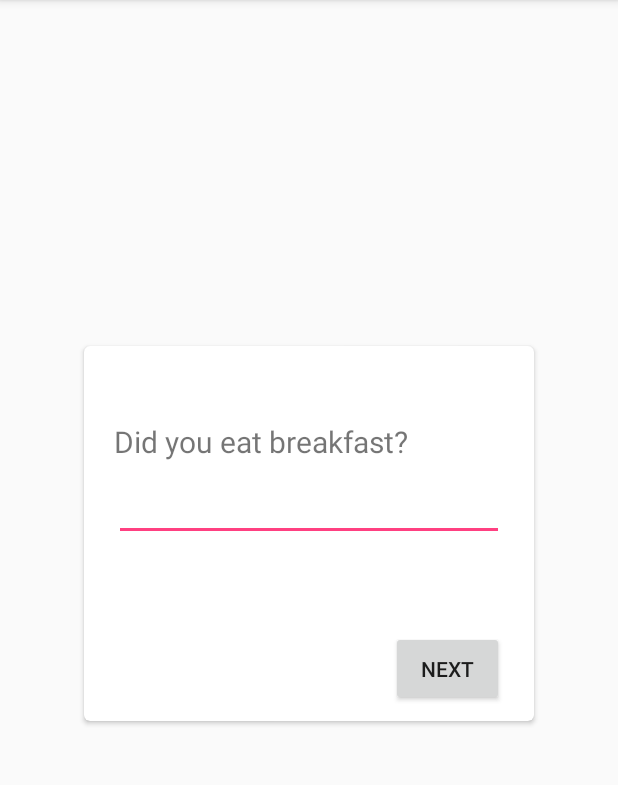
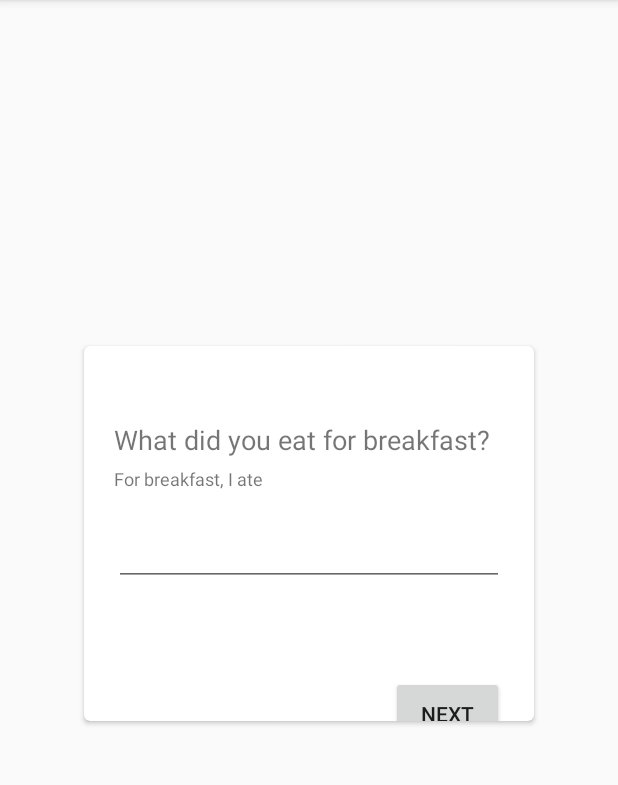
Before and after one commit to CampbellOwen/OneDayAtaTime, an Android app: the screen it shows after launch (MainActivity), on a phone screen of 412 x 824 dp, the part 84-869 px from its top. Run offline under Robolectric (Android 15) with nearby library versions, the phone set to English and light mode, and no system bars.

Commit message:
Edited main card - again

```diff
--- a/app/src/main/java/com/hoobleooble/onedayatatime/MainActivity.java
+++ b/app/src/main/java/com/hoobleooble/onedayatatime/MainActivity.java
@@ -6,6 +6,8 @@ import android.os.Bundle;
 import android.support.design.widget.FloatingActionButton;
 import android.support.design.widget.Snackbar;
 import android.support.v7.app.AppCompatActivity;
+import android.support.v7.widget.LinearLayoutManager;
+import android.support.v7.widget.RecyclerView;
 import android.support.v7.widget.Toolbar;
 import android.util.Log;
 import android.view.View;
@@ -16,7 +18,12 @@ import com.hoobleooble.onedayatatime.Model.DbHelper;
 import com.hoobleooble.onedayatatime.Model.Question;
 import com.hoobleooble.onedayatatime.Model.QuestionContract;
 
+import java.util.ArrayList;
+import java.util.List;
+
 public class MainActivity extends AppCompatActivity {
+
+    private List<Question> questions;
 
     @Override
     protected void onCreate(Bundle savedInstanceState) {
@@ -34,8 +41,17 @@ public class MainActivity extends AppCompatActivity {
             }
         });*/
 
+        RecyclerView rv = (RecyclerView) findViewById(R.id.rv);
+        LinearLayoutManager llm = new LinearLayoutManager(this);
+        rv.setLayoutManager(llm);
+
+
         DbHelper dbHelper = new DbHelper(this);
         SQLiteDatabase db = dbHelper.getWritableDatabase();
+
+        questions = new ArrayList<Question>();
+        questions.add(new Question(db, 1));
+        questions.add(new Question(db, 2));
 
         //dbHelper.onUpgrade(db, 1, 1);
 
--- a/app/src/main/res/layout/activity_main.xml
+++ b/app/src/main/res/layout/activity_main.xml
@@ -20,9 +20,15 @@
 
     </android.support.design.widget.AppBarLayout>
 
+    <android.support.v7.widget.RecyclerView
+        android:layout_width="match_parent"
+        android:layout_height="match_parent"
+        android:id="@+id/rv"
+        />
+
     <android.support.v7.widget.CardView
         xmlns:card_view="http://schemas.android.com/apk/res-auto"
-        android:id="@+id/card_view"
+        android:id="@+id/cv"
         android:layout_gravity="center"
         android:layout_width="300dp"
         android:layout_height="250dp"
@@ -32,14 +38,22 @@
             android:layout_width="match_parent"
             android:layout_height="match_parent">
             <TextView
-                android:id="@+id/info_text"
+                android:id="@+id/question"
                 android:layout_width="match_parent"
                 android:layout_height="30dp"
                 android:layout_gravity="start"
                 android:layout_marginStart="20dp"
                 android:layout_marginTop="50dp"
-                android:textSize="20dp"
-                android:text="Did you eat breakfast?"/>
+                android:textSize="18sp"
+                android:text="What did you eat for breakfast?"/>
+            <TextView
+                android:id="@+id/subtext"
+                android:layout_width="match_parent"
+                android:layout_height="30dp"
+                android:layout_gravity="start"
+                android:layout_marginStart="20dp"
+                android:textSize="12sp"
+                android:text="For breakfast, I ate"/>
             <EditText
                 android:layout_width="match_parent"
                 android:layout_marginStart="20dp"
```
Also changed, not shown: app/src/main/java/com/hoobleooble/onedayatatime/Presenter/QuestionsPresenter.java (added, +8 -0 lines), app/src/main/java/com/hoobleooble/onedayatatime/Presenter/RVAdapter.java (added, +50 -0 lines).
